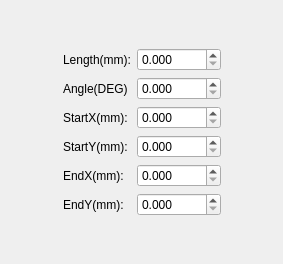
First picture: the form in ShrikeDxf/LineAttribute.ui, repository whisper512/ShrikeDxf-V0.1, before the edit.
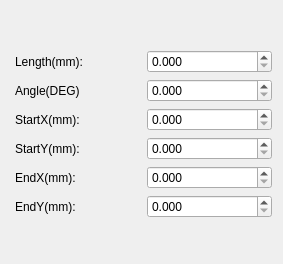
Second picture: the form after the edit.

What changed in the file:
```diff
--- a/ShrikeDxf/LineAttribute.ui
+++ b/ShrikeDxf/LineAttribute.ui
@@ -20,33 +20,13 @@
    <string>CLineAttribute</string>
   </property>
   <layout class="QGridLayout" name="gridLayout">
-   <item row="2" column="1">
-    <spacer name="verticalSpacer">
-     <property name="orientation">
-      <enum>Qt::Orientation::Vertical</enum>
-     </property>
-     <property name="sizeHint" stdset="0">
-      <size>
-       <width>20</width>
-       <height>40</height>
-      </size>
-     </property>
-    </spacer>
-   </item>
+   <property name="leftMargin">
+    <number>15</number>
+   </property>
+   <property name="topMargin">
+    <number>15</number>
+   </property>
    <item row="1" column="0">
-    <spacer name="horizontalSpacer">
-     <property name="orientation">
-      <enum>Qt::Orientation::Horizontal</enum>
-     </property>
-     <property name="sizeHint" stdset="0">
-      <size>
-       <width>40</width>
-       <height>20</height>
-      </size>
-     </property>
-    </spacer>
-   </item>
-   <item row="1" column="1">
     <layout class="QHBoxLayout" name="horizontalLayout">
      <item>
       <layout class="QVBoxLayout" name="verticalLayout">
@@ -217,20 +197,20 @@
      </item>
     </layout>
    </item>
-   <item row="1" column="2">
-    <spacer name="horizontalSpacer_2">
+   <item row="2" column="0">
+    <spacer name="verticalSpacer">
      <property name="orientation">
-      <enum>Qt::Orientation::Horizontal</enum>
+      <enum>Qt::Orientation::Vertical</enum>
      </property>
      <property name="sizeHint" stdset="0">
       <size>
-       <width>40</width>
-       <height>20</height>
+       <width>20</width>
+       <height>40</height>
       </size>
      </property>
     </spacer>
    </item>
-   <item row="0" column="1">
+   <item row="0" column="0">
     <spacer name="verticalSpacer_2">
      <property name="orientation">
       <enum>Qt::Orientation::Vertical</enum>
```
